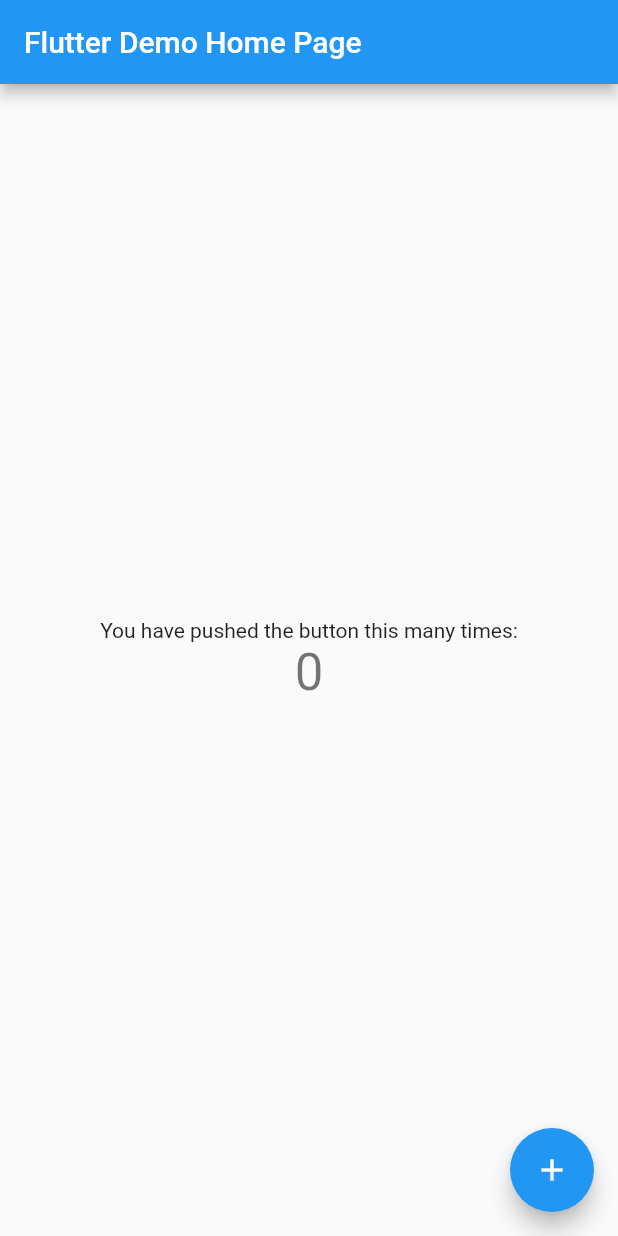
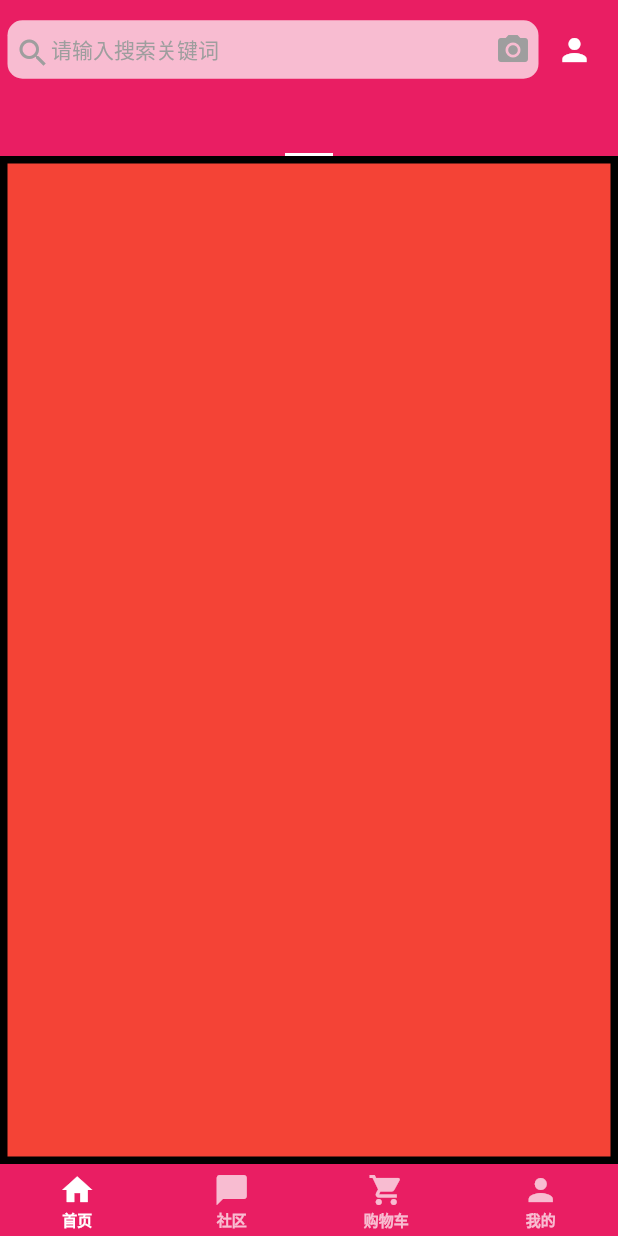
Before and after one commit to 94kai/MuYingMallProject, a Flutter app: the screen it shows after launch, on a phone screen of 412 x 824 dp. Run offline on Flutter 3.47's test engine with Material 2 defaults, Android fonts, the phone set to English and light mode, and no system bars; our stand-ins replace dio; network calls fail.

Commit message:
[client]主框架搭建、首页框架实现

```diff
--- a/client/mu_ying_mall/lib/main.dart
+++ b/client/mu_ying_mall/lib/main.dart
@@ -1,111 +1,12 @@
 import 'package:flutter/material.dart';
 
+import 'muying_app.dart';
 void main() => runApp(MyApp());
 
 class MyApp extends StatelessWidget {
   // This widget is the root of your application.
   @override
   Widget build(BuildContext context) {
-    return MaterialApp(
-      title: 'Flutter Demo',
-      theme: ThemeData(
-        // This is the theme of your application.
-        //
-        // Try running your application with "flutter run". You'll see the
-        // application has a blue toolbar. Then, without quitting the app, try
-        // changing the primarySwatch below to Colors.green and then invoke
-        // "hot reload" (press "r" in the console where you ran "flutter run",
-        // or simply save your changes to "hot reload" in a Flutter IDE).
-        // Notice that the counter didn't reset back to zero; the application
-        // is not restarted.
-        primarySwatch: Colors.blue,
-      ),
-      home: MyHomePage(title: 'Flutter Demo Home Page'),
-    );
+    return MuYingApp();
   }
 }
-
-class MyHomePage extends StatefulWidget {
-  MyHomePage({Key key, this.title}) : super(key: key);
-
-  // This widget is the home page of your application. It is stateful, meaning
-  // that it has a State object (defined below) that contains fields that affect
-  // how it looks.
-
-  // This class is the configuration for the state. It holds the values (in this
-  // case the title) provided by the parent (in this case the App widget) and
-  // used by the build method of the State. Fields in a Widget subclass are
-  // always marked "final".
-
-  final String title;
-
-  @override
-  _MyHomePageState createState() => _MyHomePageState();
-}
-
-class _MyHomePageState extends State<MyHomePage> {
-  int _counter = 0;
-
-  void _incrementCounter() {
-    setState(() {
-      // This call to setState tells the Flutter framework that something has
-      // changed in this State, which causes it to rerun the build method below
-      // so that the display can reflect the updated values. If we changed
-      // _counter without calling setState(), then the build method would not be
-      // called again, and so nothing would appear to happen.
-      _counter++;
-    });
-  }
-
-  @override
-  Widget build(BuildContext context) {
-    // This method is rerun every time setState is called, for instance as done
-    // by the _incrementCounter method above.
-    //
-    // The Flutter framework has been optimized to make rerunning build methods
-    // fast, so that you can just rebuild anything that needs updating rather
-    // than having to individually change instances of widgets.
-    return Scaffold(
-      appBar: AppBar(
-        // Here we take the value from the MyHomePage object that was created by
-        // the App.build method, and use it to set our appbar title.
-        title: Text(widget.title),
-      ),
-      body: Center(
-        // Center is a layout widget. It takes a single child and positions it
-        // in the middle of the parent.
-        child: Column(
-          // Column is also layout widget. It takes a list of children and
-          // arranges them vertically. By default, it sizes itself to fit its
-          // children horizontally, and tries to be as tall as its parent.
-          //
-          // Invoke "debug painting" (press "p" in the console, choose the
-          // "Toggle Debug Paint" action from the Flutter Inspector in Android
-          // Studio, or the "Toggle Debug Paint" command in Visual Studio Code)
-          // to see the wireframe for each widget.
-          //
-          // Column has various properties to control how it sizes itself and
-          // how it positions its children. Here we use mainAxisAlignment to
-          // center the children vertically; the main axis here is the vertical
-          // axis because Columns are vertical (the cross axis would be
-          // horizontal).
-          mainAxisAlignment: MainAxisAlignment.center,
-          children: <Widget>[
-            Text(
-              'You have pushed the button this many times:',
-            ),
-            Text(
-              '$_counter',
-              style: Theme.of(context).textTheme.display1,
-            ),
-          ],
-        ),
-      ),
-      floatingActionButton: FloatingActionButton(
-        onPressed: _incrementCounter,
-        tooltip: 'Increment',
-        child: Icon(Icons.add),
-      ), // This trailing comma makes auto-formatting nicer for build methods.
-    );
-  }
-}
--- /dev/null
+++ b/client/mu_ying_mall/lib/muying_app.dart
@@ -0,0 +1,21 @@
+import 'package:flutter/material.dart';
+
+import 'page/main_page.dart';
+class MuYingApp extends StatefulWidget{
+  @override
+  MuYingAppState createState() {
+    return new MuYingAppState();
+  }
+}
+
+class MuYingAppState extends State<MuYingApp> {
+  @override
+  Widget build(BuildContext context) {
+    return MaterialApp(
+      title: "母婴商城",
+      theme: new ThemeData(
+        primarySwatch: Colors.pink,),
+      home: MainPage(),
+    );
+  }
+}
--- /dev/null
+++ b/client/mu_ying_mall/lib/page/home_page.dart
@@ -0,0 +1,81 @@
+import 'package:flutter/material.dart';
+import 'package:mu_ying_mall/view/home/appbar.dart';
+import '../utils/network.dart';
+
+class HomePage extends StatefulWidget {
+  @override
+  HomePageState createState() {
+    return new HomePageState();
+  }
+}
+
+class HomePageState extends State<HomePage>
+    with SingleTickerProviderStateMixin<HomePage> {
+  TabController _topTabController;
+  PageController _pageController;
+  List<dynamic> _categorys = [];
+
+  @override
+  void initState() {
+    super.initState();
+    _topTabController = TabController(length: 50, vsync: this);
+    _pageController = PageController();
+    get("queryAllCategory", (categorys) {
+      setState(() {
+        _categorys = categorys;
+      });
+    });
+  }
+
+  @override
+  void dispose() {
+    super.dispose();
+    _topTabController.dispose();
+    _pageController.dispose();
+  }
+
+  @override
+  Widget build(BuildContext context) {
+    var topTabBar =
+        renderTopTabBar(_topTabController, _categorys, onTopTabBarClick);
+    final appBarHeight = Size.fromHeight(kToolbarHeight +
+            (topTabBar?.preferredSize?.height ?? 0.0) +
+            MediaQuery.of(context).padding.top)
+        .height;
+    return Container(
+      color: Colors.black,
+      child: Column(
+        children: <Widget>[
+          Container(
+            height: appBarHeight,
+            child: AppBar(
+              title: renderTitleView(),
+              bottom: topTabBar,
+              titleSpacing: 0,
+            ),
+          ),
+          Expanded(
+              flex: 1,
+              child: PageView(
+                onPageChanged: (index) => _topTabController.animateTo(index),
+                controller: _pageController,
+                children: <Widget>[
+                  Container(
+                    margin: EdgeInsets.all(5),
+                    color: Colors.red,
+                  ),
+                  Container(
+                    color: Colors.orange,
+                  ),
+                ],
+              )),
+        ],
+      ),
+    );
+  }
+
+  //home 顶部tab点击
+  onTopTabBarClick(index) {
+    _pageController.jumpToPage(index);
+  }
+}
--- /dev/null
+++ b/client/mu_ying_mall/lib/page/main_page.dart
@@ -0,0 +1,55 @@
+import 'package:flutter/material.dart';
+import '../view/main_frame.dart';
+
+final bottomTabBarData = [
+  {"title": "首页", "icon": Icons.home},
+  {"title": "社区", "icon": Icons.chat_bubble},
+  {"title": "购物车", "icon": Icons.shopping_cart},
+  {"title": "我的", "icon": Icons.person}
+];
+
+//主页面主架构 底部tab
+class MainPage extends StatefulWidget {
+  @override
+  MainPageState createState() {
+    return new MainPageState();
+  }
+}
+
+class MainPageState extends State<MainPage>
+    with TickerProviderStateMixin<MainPage> {
+  TabController _bottomTabController;
+  PageController _pageController;
+
+  @override
+  void initState() {
+    super.initState();
+    _pageController = PageController();
+    _bottomTabController =
+        TabController(length: bottomTabBarData.length, vsync: this);
+  }
+
+  @override
+  void dispose() {
+    super.dispose();
+    _bottomTabController.dispose();
+  }
+
+  @override
+  Widget build(BuildContext context) {
+    return Scaffold(
+      body: renderMainPageView(_pageController, onPageChange),
+      bottomNavigationBar: renderBottomTabBar(
+          _bottomTabController, bottomTabBarData, onBottomTabClick),
+    );
+  }
+
+  ///底部tab点击回调
+  onBottomTabClick(index) {
+    _pageController.jumpToPage(index);
+  }
+  ///主框架pageView切换的回调
+  onPageChange(index){
+    _bottomTabController.animateTo(index);
+  }
+}
--- /dev/null
+++ b/client/mu_ying_mall/lib/view/home/appbar.dart
@@ -0,0 +1,81 @@
+import 'package:flutter/material.dart';
+
+//渲染tabbar（appbar下面的）
+renderTopTabBar(tabController, categorys, onTopTabBarClick) {
+  return TabBar(
+    labelColor: Colors.white,
+    unselectedLabelColor: Colors.white70,
+    labelStyle: TextStyle(fontWeight: FontWeight.bold),
+    controller: tabController,
+    isScrollable: true,
+    unselectedLabelStyle: TextStyle(fontWeight: FontWeight.bold),
+    tabs: _renderCategoryTab(categorys),
+    onTap: (index) => onTopTabBarClick(index),
+  );
+}
+
+//渲染分类tab
+List<Widget> _renderCategoryTab(List<dynamic> categorys) {
+  if (categorys.length == 0) {
+    return [
+      Tab(
+        child: Text(""),
+      ),
+    ];
+  }
+  return categorys.map((category) {
+    String tabTitle =
+        (category['categoryName'] == null) ? "" : category['categoryName'];
+    return Tab(text: tabTitle);
+  }).toList();
+}
+
+//渲染首页的title
+renderTitleView() {
+  return Container(
+      height: kToolbarHeight,
+      margin: EdgeInsets.fromLTRB(5, 10, 5, 0),
+      child: Row(
+        children: <Widget>[
+          Expanded(
+            flex: 1,
+            child: Material(
+              color: Colors.white70,
+              borderRadius: BorderRadius.all(Radius.circular(10)),
+              child: Row(
+                children: <Widget>[
+                  Padding(
+                    padding: EdgeInsets.fromLTRB(5, 10, 0, 5),
+                    child: Icon(
+                      Icons.search,
+                      color: Colors.grey,
+                    ),
+                  ),
+                  Expanded(
+                    flex: 1,
+                    child: Text(
+                      "请输入搜索关键词",
+                      style: TextStyle(color: Colors.grey),
+                    ),
+                  ),
+                  Padding(
+                    padding: const EdgeInsets.only(right: 5),
+                    child: Icon(
+                      Icons.photo_camera,
+                      color: Colors.grey,
+                    ),
+                  ),
+                ],
+              ),
+            ),
+          ),
+          IconButton(
+            onPressed: () => {},
+            icon: Icon(
+              Icons.person,
+            ),
+            padding: const EdgeInsets.all(1.0),
+          ),
+        ],
+      ));
+}
--- /dev/null
+++ b/client/mu_ying_mall/lib/view/home/home_content.dart
@@ -0,0 +1 @@
+import 'package:flutter/material.dart';
--- /dev/null
+++ b/client/mu_ying_mall/lib/view/main_frame.dart
@@ -0,0 +1,52 @@
+import 'package:flutter/material.dart';
+import '../page/home_page.dart';
+import '../page/community_page.dart';
+import '../page/shopping_car_page.dart';
+import '../page/my_page.dart';
+
+PageView renderMainPageView(controller, onPageChange) {
+  return PageView(
+    controller: controller,
+    onPageChanged: (index) => onPageChange(index),
+    children: <Widget>[
+      HomePage(),
+      CommunityPage(),
+      ShoppingCarPage(),
+      MyPage(),
+    ],
+  );
+}
+
+//首页底部bar
+renderBottomTabBar(tabController, bottomTabBarData, onBottomTabClick) {
+  return Container(
+    color: Colors.pink,
+    child: TabBar(
+      onTap: (index) => onBottomTabClick(index),
+      labelColor: Colors.white,
+      unselectedLabelColor: Colors.white70,
+      labelStyle: TextStyle(fontWeight: FontWeight.bold),
+      controller: tabController,
+      unselectedLabelStyle: TextStyle(fontWeight: FontWeight.bold),
+      tabs: _renderBottomTab(bottomTabBarData),
+    ),
+  );
+}
+
+//渲染底部tab
+List<Widget> _renderBottomTab(List<dynamic> bottomTabBarData) {
+  return bottomTabBarData.map<Widget>((data) {
+    return Tab(
+        child: Padding(
+            padding: const EdgeInsets.fromLTRB(0, 5, 0, 0),
+            child: Column(
+              children: <Widget>[
+                Icon(data['icon']),
+                Text(
+                  data['title'],
+                  style: TextStyle(fontSize: 10),
+                ),
+              ],
+            )));
+  }).toList();
+}
--- a/client/mu_ying_mall/pubspec.yaml
+++ b/client/mu_ying_mall/pubspec.yaml
@@ -19,6 +19,8 @@ dependencies:
   # The following adds the Cupertino Icons font to your application.
   # Use with the CupertinoIcons class for iOS style icons.
   cupertino_icons: ^0.1.2
+  dio: 1.0.13  # 网络请求库
+
 
 dev_dependencies:
   flutter_test:
```
Also changed, not shown: client/mu_ying_mall/lib/page/community_page.dart (added, +21 -0 lines), client/mu_ying_mall/lib/page/my_page.dart (added, +21 -0 lines), client/mu_ying_mall/lib/page/shopping_car_page.dart (added, +21 -0 lines), client/mu_ying_mall/lib/utils/network.dart (added, +91 -0 lines).
